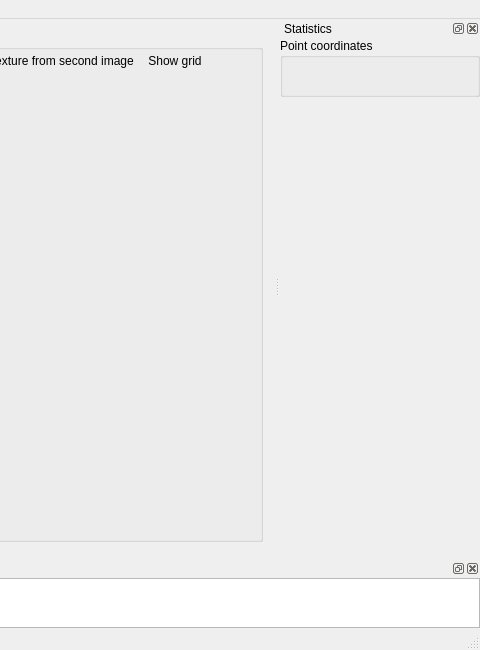
This is cybervision/cybervision-app/UI/mainwindow.ui in zlogic/cybervision as Qt 5 draws it before an edit; both pictures show x 720 to 1200 and y 0 to 650 of the 1200 by 650 pixel window. The edited form follows.
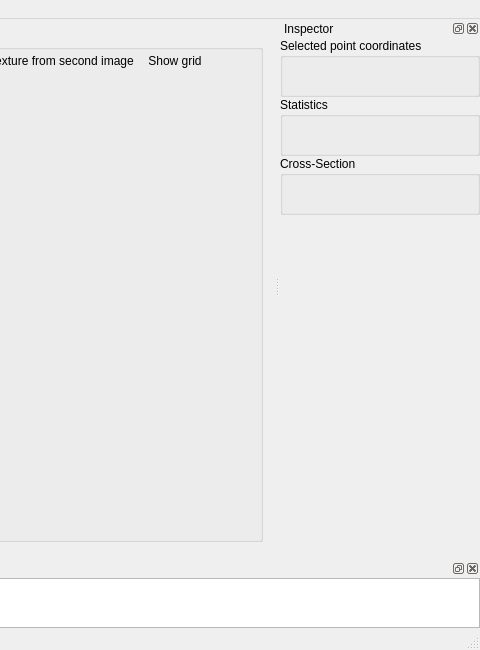
This is the edited form. Icons and pictures are not drawn. Custom widgets are drawn as their Qt base class.

Commit message: - Prevented translations from being broken with lrelease - Minor changes with point selection (rendering, deselection, relative to base level) - Added base level statistic

```diff
--- a/cybervision/cybervision-app/UI/mainwindow.ui
+++ b/cybervision/cybervision-app/UI/mainwindow.ui
@@ -478,14 +478,14 @@
    <property name="minimumSize">
     <size>
      <width>200</width>
-     <height>92</height>
+     <height>160</height>
     </size>
    </property>
    <property name="features">
     <set>QDockWidget::AllDockWidgetFeatures</set>
    </property>
    <property name="windowTitle">
-    <string>Statistics</string>
+    <string>Inspector</string>
    </property>
    <attribute name="dockWidgetArea">
     <number>2</number>
@@ -501,7 +501,7 @@
      <item>
       <widget class="QGroupBox" name="statsPointGroupBox">
        <property name="title">
-        <string>Point coordinates</string>
+        <string>Selected point coordinates</string>
        </property>
        <layout class="QGridLayout" name="gridLayout_3">
         <item row="0" column="0">
@@ -514,6 +514,38 @@
        </layout>
       </widget>
      </item>
+     <item>
+      <widget class="QGroupBox" name="statisticsGroupBox">
+       <property name="title">
+        <string>Statistics</string>
+       </property>
+       <layout class="QFormLayout" name="formLayout">
+        <item row="0" column="0">
+         <widget class="QLabel" name="statisticsLabel">
+          <property name="text">
+           <string/>
+          </property>
+         </widget>
+        </item>
+       </layout>
+      </widget>
+     </item>
+     <item>
+      <widget class="QGroupBox" name="crosssectionGroupBox">
+       <property name="title">
+        <string>Cross-Section</string>
+       </property>
+       <layout class="QFormLayout" name="formLayout_2">
+        <item row="0" column="0">
+         <widget class="QLabel" name="crosssectionLabel">
+          <property name="text">
+           <string/>
+          </property>
+         </widget>
+        </item>
+       </layout>
+      </widget>
+     </item>
      <item>
       <spacer name="verticalSpacer">
        <property name="orientation">
```
Left out of the diff: 8 changed lines with no effect on the pictures. The commit also changes 10 other files.
